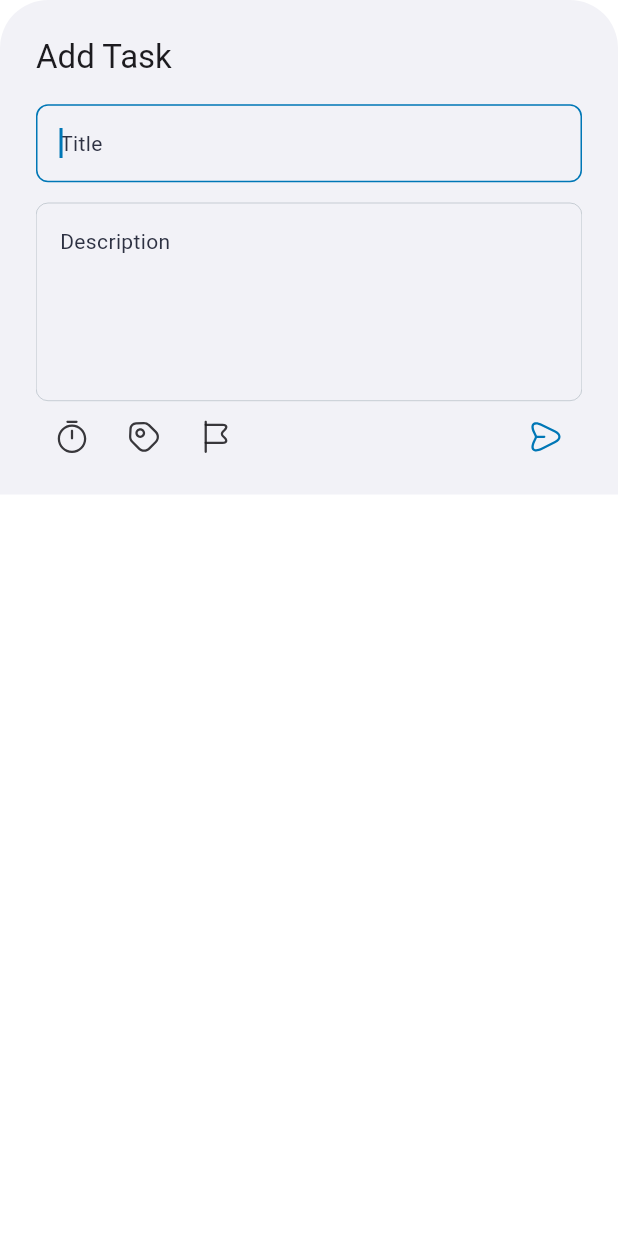
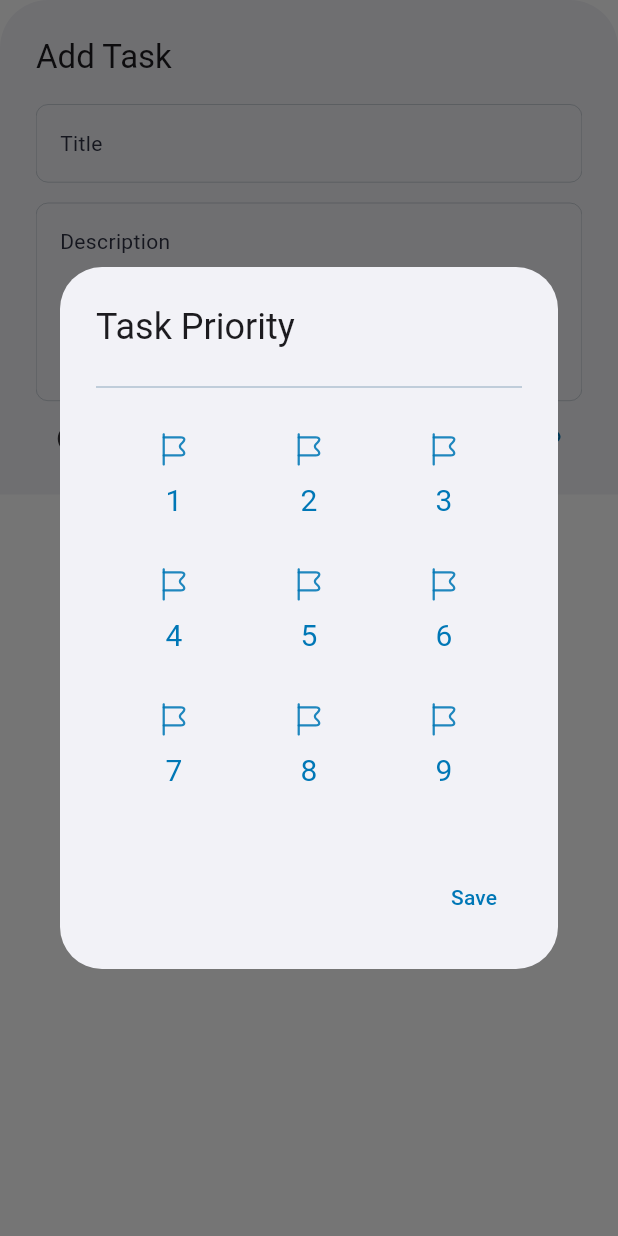
Before and after one commit to bedirhanssaglam/taskup, a Flutter app: the AddTaskBottomSheet widget shown alone on an empty page, opened directly, after a tap on an icon or button, on a phone screen of 412 x 824 dp. Run offline on Flutter 3.47's test engine with Material 3 defaults, Android fonts, the phone set to English and light mode, and no system bars; our stand-ins replace cloud_firestore, easy_localization, equatable, firebase_auth, firebase_core, firebase_storage and 6 more; missing offline and left inert: validify; accounts and stored records are empty; generated files the repository leaves out were written again.

Commit message:
feat: add priority

```diff
--- a/lib/feature/home/view/widgets/add_task_sheet.dart
+++ b/lib/feature/home/view/widgets/add_task_sheet.dart
@@ -1,10 +1,9 @@
-// ignore_for_file: use_build_context_synchronously
-
 import 'dart:developer';
 
 import 'package:flutter/material.dart';
 import 'package:flutter_screenutil/flutter_screenutil.dart';
 import 'package:gen/gen.dart';
+import 'package:task_management/product/components/button/app_text_button.dart';
 import 'package:task_management/product/components/text/locale_text.dart';
 import 'package:task_management/product/components/text_field/app_text_field.dart';
 import 'package:task_management/product/init/localization/locale_keys.g.dart';
@@ -17,19 +16,22 @@ import 'package:task_management/product/utility/paddings/app_paddings.dart';
 import 'package:task_management/product/utility/size/widget_sizes.dart';
 import 'package:widget/widget.dart';
 
-final class AddTaskBottomSheet extends StatelessWidget {
-  const AddTaskBottomSheet({
-    super.key,
-  });
+final class AddTaskBottomSheet extends StatefulWidget {
+  const AddTaskBottomSheet({super.key});
 
-  static Future<void> show(
-    BuildContext context,
-  ) async {
+  static Future<void> show(BuildContext context) async {
     await BottomSheetBase.show<void>(
       context: context,
       builder: (context) => const AddTaskBottomSheet(),
     );
   }
+
+  @override
+  State<AddTaskBottomSheet> createState() => _AddTaskBottomSheetState();
+}
+
+class _AddTaskBottomSheetState extends State<AddTaskBottomSheet> {
+  int? _selectedPriority;
 
   @override
   Widget build(BuildContext context) {
@@ -80,7 +82,9 @@ final class AddTaskBottomSheet extends StatelessWidget {
                           ),
                         ),
                         IconButton(
-                          onPressed: () {},
+                          onPressed: () {
+                            _showPriorityDialog(context);
+                          },
                           icon: Assets.icons.tag.colored(
                             context.colorScheme.onBackground,
                           ),
@@ -128,4 +132,82 @@ final class AddTaskBottomSheet extends StatelessWidget {
     );
     log('Selected date and time: $finalDateTime');
   }
+
+  Future<void> _showPriorityDialog(BuildContext context) async {
+    return showDialog<void>(
+      context: context,
+      builder: (BuildContext context) {
+        return AlertDialog(
+          title: const Text('Task Priority'),
+          backgroundColor: context.colorScheme.background,
+          content: SizedBox(
+            width: double.maxFinite,
+            child: Column(
+              mainAxisSize: MainAxisSize.min,
+              children: [
+                const Divider(),
+                GridView.builder(
+                  shrinkWrap: true,
+                  padding: const AppPadding.mediumAll(),
+                  gridDelegate: const SliverGridDelegateWithFixedCrossAxisCount(
+                    crossAxisCount: 3,
+                    crossAxisSpacing: 10,
+                    mainAxisSpacing: 10,
+                  ),
+                  itemCount: 9,
+                  itemBuilder: (BuildContext context, int index) {
+                    final priority = index + 1;
+                    return GestureDetector(
+                      onTap: () {
+                        setState(() {
+                          _selectedPriority = priority;
+                        });
+                        Navigator.of(context).pop();
+                      },
+                      child: Container(
+                        decoration: BoxDecoration(
+                          color: _selectedPriority == priority
+                              ? context.colorScheme.primary
+                              : context.colorScheme.background,
+                          borderRadius: BorderRadius.circular(8),
+                        ),
+                        child: Center(
+                          child: Column(
+                            mainAxisAlignment: MainAxisAlignment.center,
+                            children: [
+                              Assets.icons.flag.colored(
+                                _selectedPriority == priority
+                                    ? context.colorScheme.background
+                                    : context.colorScheme.primary,
+                              ),
+                              8.verticalSpace,
+                              Text(
+                                '$priority',
+                                style: TextStyle(
+                                  color: _selectedPriority == priority
+                                      ? context.colorScheme.background
+                                      : context.colorScheme.primary,
+                                  fontSize: 20,
+                                ),
+                              ),
+                            ],
+                          ),
+                        ),
+                      ),
+                    );
+                  },
+                ),
+              ],
+            ),
+          ),
+          actions: [
+            AppTextButton(
+              text: LocaleKeys.addTask_save,
+              onPressed: Navigator.of(context).pop,
+            ),
+          ],
+        );
+      },
+    );
+  }
 }
```
